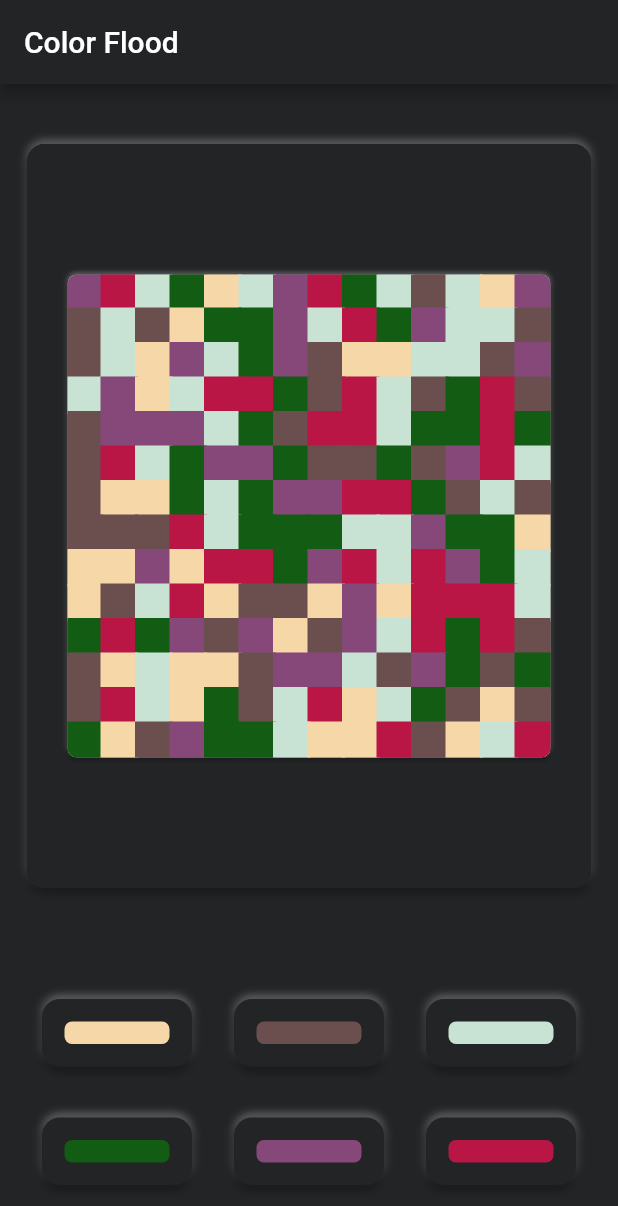
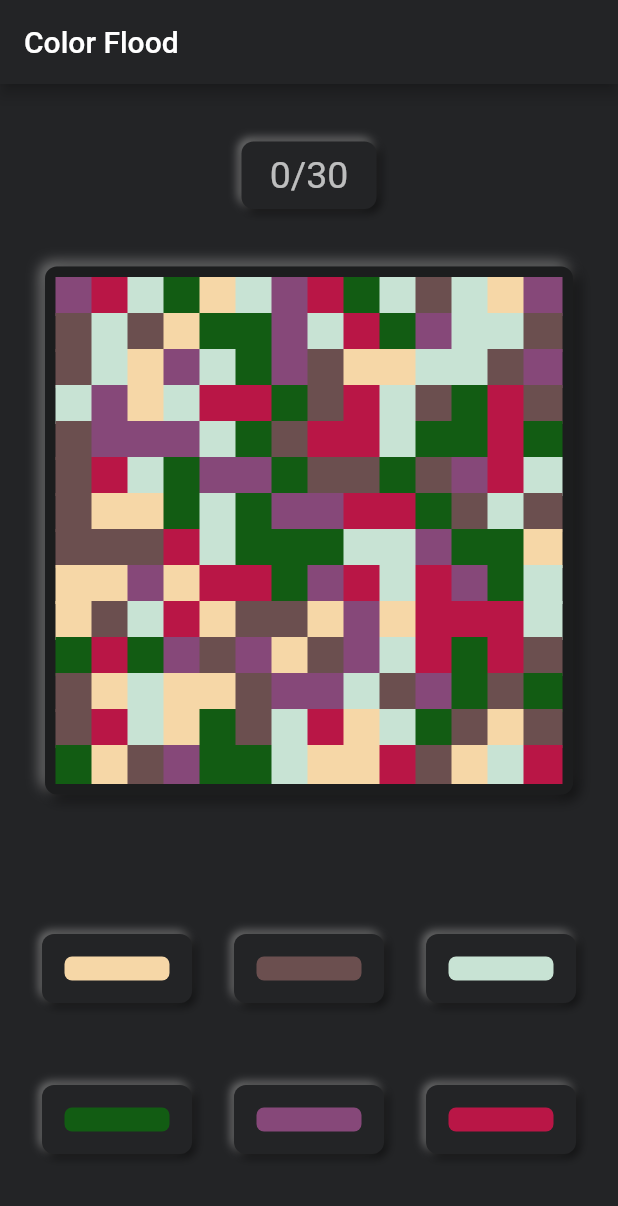
Before and after one commit to lexlibman/color_flood_game, a Flutter app: the screen it shows after launch, on a phone screen of 412 x 824 dp. Shown: the top 1206 px of the screen. Run offline on Flutter 3.47's test engine with Material 2 defaults, Android fonts, the phone set to English and light mode, and no system bars; drawn by our look-alikes of flutter_neumorphic; our stand-ins replace audioplayers.

Commit message:
sounds, new board

```diff
--- a/color_flood/lib/assets/constants.dart
+++ b/color_flood/lib/assets/constants.dart
@@ -1,4 +1,5 @@
 import 'package:flutter/material.dart';
+import 'package:flutter_neumorphic/flutter_neumorphic.dart';
 
 const Color k1Color = Color(0xFFF6D7A7);
 const Color k2Color = Color(0xFF6B4F4F);
@@ -9,3 +10,22 @@ const Color k6Color = Color(0xFFB91646);
 const Color k7Color = Color(0xFF161E54);
 
 const Color kMainColor = Color(0xFF232426);
+
+const NeumorphicStyle kNeumorphicStyle = NeumorphicStyle(
+    lightSource: LightSource.topLeft,
+    surfaceIntensity: 0,
+    shadowLightColor: Colors.grey,
+    shadowDarkColor: Colors.black,
+    shape: NeumorphicShape.concave,
+    depth: 4,
+    color: kMainColor);
+
+const NeumorphicStyle kGameBoardStyle = NeumorphicStyle(
+    lightSource: LightSource.topLeft,
+    border: NeumorphicBorder(width: 8),
+    surfaceIntensity: 0,
+    shadowLightColor: Colors.grey,
+    shadowDarkColor: Colors.black,
+    shape: NeumorphicShape.flat,
+    depth: 6,
+    color: kMainColor);
--- a/color_flood/lib/components/color_button.dart
+++ b/color_flood/lib/components/color_button.dart
@@ -17,16 +17,10 @@ class ColorButton extends StatelessWidget {
     return NeumorphicButton(
       padding: const EdgeInsets.all(15),
       onPressed: onPressed,
-      style: NeumorphicStyle(
-          lightSource: LightSource.top,
-          surfaceIntensity: 0.1,
-          shadowLightColor: Colors.grey,
-          shadowDarkColor: Colors.black,
-          boxShape: NeumorphicBoxShape.roundRect(BorderRadius.circular(12)),
-          color: kMainColor),
+      style: kNeumorphicStyle,
       child: Container(
         color: kMainColor,
-        height: 15,
+        height: 16,
         width: 70,
         child: Container(
           decoration: BoxDecoration(
--- a/color_flood/lib/components/game_board.dart
+++ b/color_flood/lib/components/game_board.dart
@@ -1,35 +1,93 @@
 import 'package:color_flood/assets/constants.dart';
 import 'package:color_flood/components/game_brain.dart';
 import 'package:flutter/material.dart';
+import 'package:flutter/animation.dart';
 
 import 'package:flutter_neumorphic/flutter_neumorphic.dart';
 
-class GameBoard extends StatelessWidget {
+class GameBoard extends StatefulWidget {
   const GameBoard({Key? key, required this.gameBrain}) : super(key: key);
 
   final GameBrain gameBrain;
 
   @override
+  State<GameBoard> createState() => _GameBoardState();
+}
+
+class _GameBoardState extends State<GameBoard>
+    with SingleTickerProviderStateMixin {
+  late Animation<double> animation;
+  late AnimationController controller;
+
+  @override
+  void initState() {
+    super.initState();
+    controller =
+        AnimationController(duration: const Duration(seconds: 1), vsync: this);
+    animation = Tween<double>(begin: 0, end: 40).animate(controller)
+      ..addListener(() {
+        setState(() {});
+      });
+  }
+
+  @override
   Widget build(BuildContext context) {
+    if (widget.gameBrain.movesCounter >= 30) {
+      controller.forward();
       return Neumorphic(
-      style: NeumorphicStyle(
-          lightSource: LightSource.top,
-          surfaceIntensity: 0.1,
-          shadowLightColor: Colors.grey,
-          shadowDarkColor: Colors.black,
-          shape: NeumorphicShape.concave,
-          boxShape: NeumorphicBoxShape.roundRect(BorderRadius.circular(6)),
-          depth: 2,
-          color: kMainColor),
+        style: kGameBoardStyle,
+        child: Container(
+            color: widget.gameBrain.chosenColor,
+            width: 336,
+            height: 336,
+            child: Center(
+              child: Text(
+                'Game Over',
+                style: TextStyle(
+                  color: Colors.red,
+                  fontSize: animation.value,
+                  fontWeight: FontWeight.bold,
+                ),
+              ),
+            )),
+      );
+    } else if (widget.gameBrain.isFilled()) {
+      controller.forward();
+      return Neumorphic(
+        style: kGameBoardStyle,
+        child: Container(
+            color: widget.gameBrain.chosenColor,
+            width: 336,
+            height: 336,
+            child: Center(
+              child: Text(
+                'You Win!',
+                style: TextStyle(
+                  color: Colors.green,
+                  fontSize: animation.value,
+                  fontWeight: FontWeight.bold,
+                ),
+              ),
+            )),
+      );
+    } else {
+      return Neumorphic(
+        style: kGameBoardStyle,
         child: Container(
           color: Colors.white,
-        width: 322,
-        height: 322,
+          width: 336,
+          height: 336,
           child: Column(
-          crossAxisAlignment: CrossAxisAlignment.center,
-          children: gameBrain.board,
+            children: widget.gameBrain.board,
           ),
         ),
       );
     }
   }
+
+  @override
+  void dispose() {
+    controller.dispose();
+    super.dispose();
+  }
+}
--- a/color_flood/lib/components/game_brain.dart
+++ b/color_flood/lib/components/game_brain.dart
@@ -6,6 +6,8 @@ class GameBrain {
   List numberBoard;
   List<Row> rows = [];
   List<Row> get board => rows;
+  int movesCounter = 0;
+  late Color chosenColor;
 
   List kColorList = [
     k1Color,
@@ -20,11 +22,35 @@ class GameBrain {
   int x = 0;
   int y = 0;
 
+  // Makes game move :)
   void makeMove(int index) {
+    chosenColor = kColorList[index];
+    if (movesCounter < 30 && !isFilled()) {
+      movesCounter++;
+    }
     floodFill(numberBoard, x, y, index);
     createBoard();
   }
 
+  // Checks that numberBoard is filled of same digit
+  bool isFilled() {
+    for (List l in numberBoard) {
+      for (int i in l) {
+        if (i != numberBoard[0][0]) {
+          return false;
+        }
+      }
+    }
+    return true;
+  }
+
+  void resetGame() {
+    movesCounter = 0;
+    generateBoard(14);
+    createBoard();
+  }
+
+  // Flood algorithm
   void floodFillUtil(screen, x, y, prevC, newC) {
     // Base cases
     if (x < 0 || x >= 14 || y < 0 || y >= 14) return;
@@ -48,6 +74,7 @@ class GameBrain {
     floodFillUtil(screen, x, y, prevC, newC);
   }
 
+  // Makes list of rows with colored containers
   void createBoard() {
     rows = [];
     List<Widget> rowOfSquares;
@@ -59,11 +86,11 @@ class GameBrain {
           decoration: BoxDecoration(
               color: kColorList[number],
               border: Border.all(
-                width: 24,
+                width: 25,
                 color: kColorList[number],
               )),
-          height: 23,
-          width: 23,
+          height: 24,
+          width: 24,
         ));
       }
       rows.add(Row(
@@ -72,7 +99,9 @@ class GameBrain {
     }
   }
 
+  // Generates sized list of sized lists with random numbers
   void generateBoard(int size) {
+    numberBoard = [];
     var rng = Random();
     numberBoard =
         List.generate(size, (_) => List.generate(size, (_) => rng.nextInt(6)));
--- a/color_flood/lib/screens/main_screen.dart
+++ b/color_flood/lib/screens/main_screen.dart
@@ -5,6 +5,7 @@ import 'package:flutter/material.dart';
 import 'package:flutter_neumorphic/flutter_neumorphic.dart';
 import '../components/color_button.dart';
 import 'package:flutter/services.dart';
+import 'package:audioplayers/audioplayers.dart';
 
 class MainScreen extends StatefulWidget {
   const MainScreen({Key? key}) : super(key: key);
@@ -15,6 +16,7 @@ class MainScreen extends StatefulWidget {
 
 class _MainScreenState extends State<MainScreen> {
   GameBrain gameBrain = GameBrain();
+  final AudioCache audioCache = AudioCache();
   @override
   void initState() {
     super.initState();
@@ -23,13 +25,15 @@ class _MainScreenState extends State<MainScreen> {
     ]);
     gameBrain.generateBoard(14);
     gameBrain.createBoard();
+    setState(() {});
+  }
+
+  playSound(String sound) {
+    audioCache.play(sound, mode: PlayerMode.LOW_LATENCY);
   }
 
   @override
   Widget build(BuildContext context) {
-    GameBoard gameBoard = GameBoard(
-      gameBrain: gameBrain,
-    );
     return Scaffold(
       backgroundColor: kMainColor,
       appBar: AppBar(
@@ -40,33 +44,48 @@ class _MainScreenState extends State<MainScreen> {
         crossAxisAlignment: CrossAxisAlignment.center,
         children: [
           Expanded(
-            flex: 3,
-            child: Neumorphic(
-              margin: const EdgeInsets.symmetric(vertical: 40, horizontal: 18),
-              style: NeumorphicStyle(
-                  lightSource: LightSource.top,
-                  surfaceIntensity: 0,
-                  shadowLightColor: Colors.grey,
-                  shadowDarkColor: Colors.black,
-                  shape: NeumorphicShape.concave,
-                  boxShape:
-                      NeumorphicBoxShape.roundRect(BorderRadius.circular(12)),
-                  depth: 4,
-                  color: kMainColor),
-              child: Container(
-                color: kMainColor,
-                child: Container(
-                  alignment: Alignment.center,
-                  child: gameBoard,
-                  decoration: BoxDecoration(
-                      color: kMainColor,
-                      borderRadius: BorderRadius.circular(7)),
-                ),
+            flex: 4,
+            child: Container(
+              alignment: Alignment.center,
+              color: kMainColor,
+              child: Column(
+                mainAxisAlignment: MainAxisAlignment.spaceEvenly,
+                children: [
+                  Neumorphic(
+                    style: kNeumorphicStyle,
+                    child: SizedBox(
+                      height: 45,
+                      width: 90,
+                      child: Center(
+                        child: Text(
+                          '${gameBrain.movesCounter}/30',
+                          style: const TextStyle(
+                            color: Colors.white70,
+                            fontSize: 25,
+                          ),
+                        ),
+                      ),
+                    ),
+                  ),
+                  GameBoard(gameBrain: gameBrain),
+                  // NeumorphicButton(
+                  //   child: const Icon(
+                  //     Icons.restart_alt,
+                  //     color: Colors.white70,
+                  //   ),
+                  //   style: kNeumorphicStyle,
+                  //   onPressed: () {
+                  //     setState(() {
+                  //       gameBrain.resetGame();
+                  //     });
+                  //   },
+                  // )
+                ],
               ),
             ),
           ),
           Expanded(
-              flex: 1,
+              flex: 2,
               child: Column(
                 mainAxisAlignment: MainAxisAlignment.spaceEvenly,
                 children: [
@@ -76,6 +95,7 @@ class _MainScreenState extends State<MainScreen> {
                       ColorButton(
                         color: k1Color,
                         onPressed: () {
+                          playSound('note1.wav');
                           setState(() {
                             gameBrain.makeMove(0);
                           });
@@ -84,6 +104,7 @@ class _MainScreenState extends State<MainScreen> {
                       ColorButton(
                         color: k2Color,
                         onPressed: () {
+                          playSound('note2.wav');
                           setState(() {
                             gameBrain.makeMove(1);
                           });
@@ -92,6 +113,7 @@ class _MainScreenState extends State<MainScreen> {
                       ColorButton(
                         color: k3Color,
                         onPressed: () {
+                          playSound('note3.wav');
                           setState(() {
                             gameBrain.makeMove(2);
                           });
@@ -105,6 +127,7 @@ class _MainScreenState extends State<MainScreen> {
                       ColorButton(
                         color: k4Color,
                         onPressed: () {
+                          playSound('note4.wav');
                           setState(() {
                             gameBrain.makeMove(3);
                           });
@@ -113,6 +136,7 @@ class _MainScreenState extends State<MainScreen> {
                       ColorButton(
                         color: k5Color,
                         onPressed: () {
+                          playSound('note5.wav');
                           setState(() {
                             gameBrain.makeMove(4);
                           });
@@ -121,6 +145,7 @@ class _MainScreenState extends State<MainScreen> {
                       ColorButton(
                         color: k6Color,
                         onPressed: () {
+                          playSound('note6.wav');
                           setState(() {
                             gameBrain.makeMove(5);
                           });
```
Also changed, not shown: color_flood/pubspec.yaml (+6 -33 lines), color_flood/pubspec.lock, 13 other files. Lines whose indentation alone changed are shown as unchanged.
